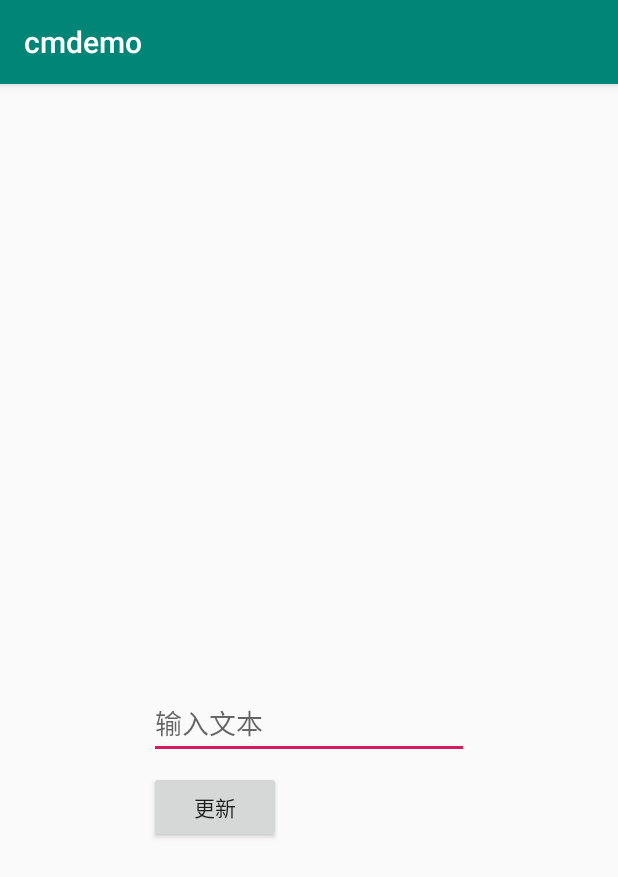
After one commit to 410063005/cmdemo, an Android app: the DataBindingDemoActivity screen opened directly, with no data from a screen before it, on a phone screen of 412 x 824 dp. The commit adds this screen. Shown: the top 877 px of the screen. Run offline under Robolectric (Android 15) with nearby library versions, the phone set to English and light mode, and no system bars; our stand-ins replace data binding.

Commit message:
Add - a data binding demo

```diff
--- a/app/src/main/AndroidManifest.xml
+++ b/app/src/main/AndroidManifest.xml
@@ -22,6 +22,7 @@
         <activity android:name=".layout.ClAnimationSimpleActivity" />
         <activity android:name=".layout.ClAnimationParallaxActivity" />
         <activity android:name=".lifecycle.ForegroundMonitorActivity" />
+        <activity android:name=".databinding.DataBindingDemoActivity" />
     </application>
 
 </manifest>
--- a/app/src/main/java/com/sunmoonblog/cmdemo/MainActivity.kt
+++ b/app/src/main/java/com/sunmoonblog/cmdemo/MainActivity.kt
@@ -3,6 +3,7 @@ package com.sunmoonblog.cmdemo
 import android.os.Bundle
 import android.support.v7.app.AppCompatActivity
 import android.view.View
+import com.sunmoonblog.cmdemo.databinding.DataBindingDemoActivity
 import com.sunmoonblog.cmdemo.layout.ClAnimationActivity
 import com.sunmoonblog.cmdemo.layout.ClAnimationActivity2
 import com.sunmoonblog.cmdemo.layout.ClAnimationParallaxActivity
@@ -14,6 +15,10 @@ class MainActivity : AppCompatActivity() {
     override fun onCreate(savedInstanceState: Bundle?) {
         super.onCreate(savedInstanceState)
         setContentView(R.layout.activity_main)
+    }
+
+    fun clDataBinding(view: View) {
+        DataBindingDemoActivity.start(this)
     }
 
     fun clProcessLifecycleOwner(view: View) {
--- /dev/null
+++ b/app/src/main/java/com/sunmoonblog/cmdemo/databinding/DataBindingDemoActivity.kt
@@ -0,0 +1,28 @@
+package com.sunmoonblog.cmdemo.databinding
+
+import android.content.Context
+import android.content.Intent
+import android.databinding.DataBindingUtil
+import android.os.Bundle
+import android.support.v7.app.AppCompatActivity
+import com.sunmoonblog.cmdemo.R
+import kotlinx.android.synthetic.main.activity_data_binding_demo.*
+
+class DataBindingDemoActivity : AppCompatActivity() {
+
+    override fun onCreate(savedInstanceState: Bundle?) {
+        super.onCreate(savedInstanceState)
+        val binding = DataBindingUtil.setContentView<ActivityDataBindingDemoBinding>(this,
+                R.layout.activity_data_binding_demo)
+
+        buttonUpdate.setOnClickListener {
+            binding.message = binding.editText.text.toString()
+        }
+    }
+
+    companion object {
+        fun start(context: Context) {
+            context.startActivity(Intent(context, DataBindingDemoActivity::class.java))
+        }
+    }
+}
--- /dev/null
+++ b/app/src/main/res/layout/activity_data_binding_demo.xml
@@ -0,0 +1,52 @@
+<?xml version="1.0" encoding="utf-8"?>
+<layout xmlns:android="http://schemas.android.com/apk/res/android"
+    xmlns:app="http://schemas.android.com/apk/res-auto"
+    xmlns:tools="http://schemas.android.com/tools">
+
+    <data>
+
+        <variable
+            name="message"
+            type="String" />
+    </data>
+
+    <android.support.constraint.ConstraintLayout
+        android:layout_width="match_parent"
+        android:layout_height="match_parent">
+
+        <TextView
+            android:id="@+id/text"
+            android:layout_width="wrap_content"
+            android:layout_height="wrap_content"
+            android:text="@{message}"
+            app:layout_constraintBottom_toBottomOf="parent"
+            app:layout_constraintEnd_toEndOf="parent"
+            app:layout_constraintHorizontal_bias="0.5"
+            app:layout_constraintStart_toStartOf="parent"
+            app:layout_constraintTop_toTopOf="parent"
+            tools:text="show a message" />
+
+        <EditText
+            android:id="@+id/editText"
+            android:layout_width="wrap_content"
+            android:layout_height="wrap_content"
+            android:layout_marginTop="8dp"
+            android:ems="10"
+            android:hint="输入文本"
+            android:inputType="textPersonName"
+            app:layout_constraintEnd_toEndOf="parent"
+            app:layout_constraintHorizontal_bias="0.5"
+            app:layout_constraintStart_toStartOf="parent"
+            app:layout_constraintTop_toBottomOf="@+id/text" />
+
+        <Button
+            android:id="@+id/buttonUpdate"
+            android:layout_width="wrap_content"
+            android:layout_height="wrap_content"
+            android:layout_marginTop="8dp"
+            android:text="更新"
+            app:layout_constraintStart_toStartOf="@+id/editText"
+            app:layout_constraintTop_toBottomOf="@+id/editText" />
+    </android.support.constraint.ConstraintLayout>
+
+</layout>
--- a/app/src/main/res/layout/content_main.xml
+++ b/app/src/main/res/layout/content_main.xml
@@ -70,4 +70,17 @@
         app:layout_constraintStart_toStartOf="parent"
         app:layout_constraintTop_toBottomOf="@+id/button4"
         tools:layout_editor_absoluteY="16dp" />
+
+    <Button
+        android:onClick="clDataBinding"
+        android:id="@+id/button6"
+        android:layout_width="0dp"
+        android:layout_height="wrap_content"
+        android:layout_marginStart="8dp"
+        android:layout_marginEnd="8dp"
+        android:text="数据绑定例一"
+        app:layout_constraintEnd_toEndOf="parent"
+        app:layout_constraintStart_toStartOf="parent"
+        app:layout_constraintTop_toBottomOf="@+id/button5"
+        tools:layout_editor_absoluteY="16dp" />
 </android.support.constraint.ConstraintLayout>
```
